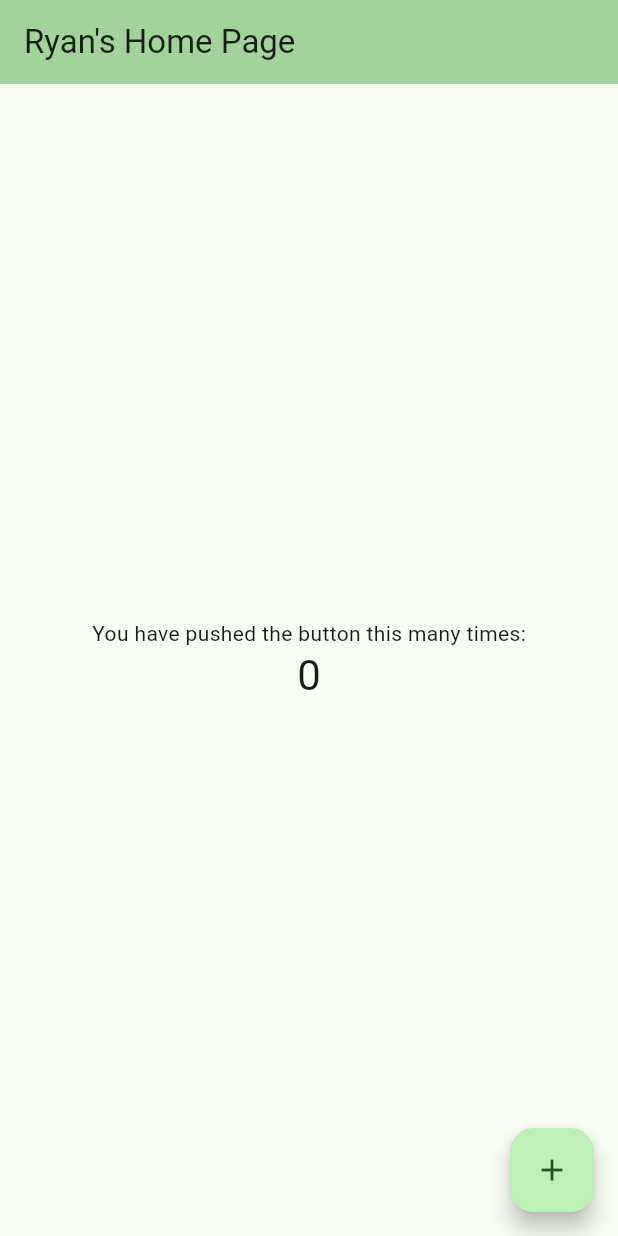
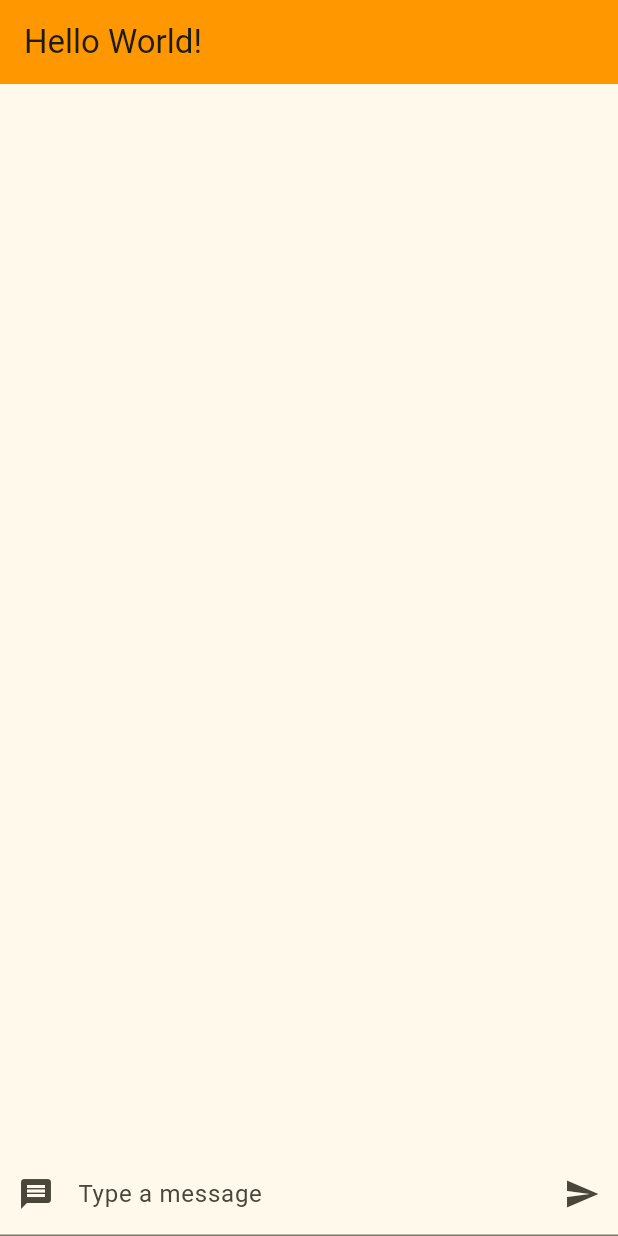
Before and after one commit to ryanmarando/flutter-test, a Flutter app: the screen it shows after launch, on a phone screen of 412 x 824 dp. Run offline on Flutter 3.47's test engine with Material 3 defaults, Android fonts, the phone set to English and light mode, and no system bars.

Commit message:
dont with video 6

```diff
--- a/lib/main.dart
+++ b/lib/main.dart
@@ -2,6 +2,24 @@ import 'package:flutter/material.dart';
 
 void main() {
   runApp(const MyApp());
+}
+
+class Post {
+  String body;
+  String author;
+  int likes = 0;
+  bool userLiked = false;
+
+  Post(this.body, this.author);
+
+  void likePost() {
+    userLiked = !userLiked;
+    if (userLiked) {
+      likes += 1;
+    } else {
+      likes -= 1;
+    }
+  }
 }
 
 class MyApp extends StatelessWidget {
@@ -11,115 +29,128 @@ class MyApp extends StatelessWidget {
   @override
   Widget build(BuildContext context) {
     return MaterialApp(
-      title: "Ryan's Demo",
+      title: 'Ryans Demo',
       theme: ThemeData(
-        // This is the theme of your application.
-        //
-        // TRY THIS: Try running your application with "flutter run". You'll see
-        // the application has a purple toolbar. Then, without quitting the app,
-        // try changing the seedColor in the colorScheme below to Colors.green
-        // and then invoke "hot reload" (save your changes or press the "hot
-        // reload" button in a Flutter-supported IDE, or press "r" if you used
-        // the command line to start the app).
-        //
-        // Notice that the counter didn't reset back to zero; the application
-        // state is not lost during the reload. To reset the state, use hot
-        // restart instead.
-        //
-        // This works for code too, not just values: Most code changes can be
-        // tested with just a hot reload.
-        colorScheme: ColorScheme.fromSeed(seedColor: Colors.green),
+        colorScheme: ColorScheme.fromSeed(seedColor: Colors.yellow),
         useMaterial3: true,
       ),
-      home: const MyHomePage(title: "Ryan's Home Page"),
+      home: MyHomePage(),
     );
   }
 }
 
 class MyHomePage extends StatefulWidget {
-  const MyHomePage({super.key, required this.title});
-
-  // This widget is the home page of your application. It is stateful, meaning
-  // that it has a State object (defined below) that contains fields that affect
-  // how it looks.
-
-  // This class is the configuration for the state. It holds the values (in this
-  // case the title) provided by the parent (in this case the App widget) and
-  // used by the build method of the State. Fields in a Widget subclass are
-  // always marked "final".
-
-  final String title;
+  const MyHomePage({super.key});
 
   @override
   State<MyHomePage> createState() => _MyHomePageState();
 }
 
 class _MyHomePageState extends State<MyHomePage> {
-  int _counter = 0;
+  List<Post> posts = [];
 
-  void _incrementCounter() {
+  void newPost(String textInput) {
     setState(() {
-      // This call to setState tells the Flutter framework that something has
-      // changed in this State, which causes it to rerun the build method below
-      // so that the display can reflect the updated values. If we changed
-      // _counter without calling setState(), then the build method would not be
-      // called again, and so nothing would appear to happen.
-      _counter++;
+      posts.add(Post(textInput, "Ryan"));
     });
   }
 
   @override
   Widget build(BuildContext context) {
-    // This method is rerun every time setState is called, for instance as done
-    // by the _incrementCounter method above.
-    //
-    // The Flutter framework has been optimized to make rerunning build methods
-    // fast, so that you can just rebuild anything that needs updating rather
-    // than having to individually change instances of widgets.
     return Scaffold(
-      appBar: AppBar(
-        // TRY THIS: Try changing the color here to a specific color (to
-        // Colors.amber, perhaps?) and trigger a hot reload to see the AppBar
-        // change color while the other colors stay the same.
-        backgroundColor: Theme.of(context).colorScheme.inversePrimary,
-        // Here we take the value from the MyHomePage object that was created by
-        // the App.build method, and use it to set our appbar title.
-        title: Text(widget.title),
-      ),
-      body: Center(
-        // Center is a layout widget. It takes a single child and positions it
-        // in the middle of the parent.
-        child: Column(
-          // Column is also a layout widget. It takes a list of children and
-          // arranges them vertically. By default, it sizes itself to fit its
-          // children horizontally, and tries to be as tall as its parent.
-          //
-          // Column has various properties to control how it sizes itself and
-          // how it positions its children. Here we use mainAxisAlignment to
-          // center the children vertically; the main axis here is the vertical
-          // axis because Columns are vertical (the cross axis would be
-          // horizontal).
-          //
-          // TRY THIS: Invoke "debug painting" (choose the "Toggle Debug Paint"
-          // action in the IDE, or press "p" in the console), to see the
-          // wireframe for each widget.
-          mainAxisAlignment: MainAxisAlignment.center,
-          children: <Widget>[
-            const Text(
-              'You have pushed the button this many times:',
-            ),
-            Text(
-              '$_counter',
-              style: Theme.of(context).textTheme.headlineMedium,
-            ),
-          ],
-        ),
-      ),
-      floatingActionButton: FloatingActionButton(
-        onPressed: _incrementCounter,
-        tooltip: 'Increment',
-        child: const Icon(Icons.add),
-      ), // This trailing comma makes auto-formatting nicer for build methods.
+        appBar: AppBar(
+            backgroundColor: Colors.orange, title: const Text("Hello World!")),
+        body: Column(children: <Widget>[
+          Expanded(child: PostList(posts)),
+          TextInputWidget(newPost)
+        ]));
+  }
+}
+
+class TextInputWidget extends StatefulWidget {
+  final Function(String) callback;
+
+  const TextInputWidget(this.callback);
+
+  @override
+  State<TextInputWidget> createState() => _TextInputWidgetState();
+}
+
+class _TextInputWidgetState extends State<TextInputWidget> {
+  final controller = TextEditingController();
+
+  @override
+  void dispose() {
+    super.dispose();
+    controller.dispose();
+  }
+
+  void click() {
+    FocusScope.of(context).unfocus();
+    controller.clear();
+    widget.callback(controller.text);
+  }
+
+  @override
+  Widget build(BuildContext context) {
+    return TextField(
+        controller: controller,
+        decoration: InputDecoration(
+            prefixIcon: const Icon(Icons.message),
+            labelText: "Type a message",
+            suffixIcon: IconButton(
+              onPressed: click,
+              icon: const Icon(Icons.send),
+              splashColor: Colors.red,
+              tooltip: "Post message",
+            )));
+  }
+}
+
+class PostList extends StatefulWidget {
+  final List<Post> listItems;
+
+  const PostList(this.listItems);
+
+  @override
+  State<PostList> createState() => _PostListState();
+}
+
+class _PostListState extends State<PostList> {
+  void like(Function callBack) {
+    setState(() {
+      callBack();
+    });
+  }
+
+  @override
+  Widget build(BuildContext context) {
+    return ListView.builder(
+      itemCount: widget.listItems.length,
+      itemBuilder: (context, index) {
+        var post = widget.listItems[index];
+        return Card(
+            child: Row(children: <Widget>[
+          Expanded(
+              child: ListTile(
+            title: Text(post.body),
+            subtitle: Text(post.author),
+          )),
+          Row(
+            children: <Widget>[
+              Container(
+                padding: const EdgeInsets.fromLTRB(0, 0, 10, 0),
+                child: Text(post.likes.toString(),
+                    style: const TextStyle(fontSize: 20)),
+              ),
+              IconButton(
+                  icon: const Icon(Icons.thumb_up),
+                  onPressed: () => like(post.likePost),
+                  color: post.userLiked ? Colors.red : Colors.black)
+            ],
+          )
+        ]));
+      },
     );
   }
 }
```
